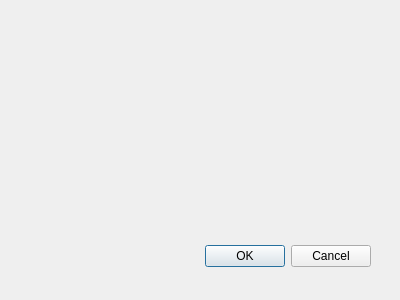
Before: the Qt Designer form ajouterreservation.ui in abdeljalilanane/Innovative-Hotel-Manager, drawn with Qt 5.
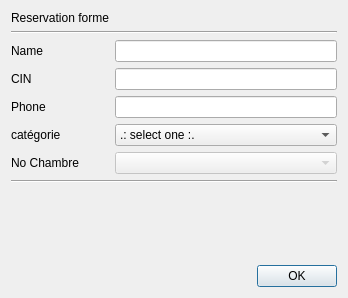
After: the same form once the commit is applied.

Commit message: ajouter reservation

What changed in the file:
```diff
--- a/ajouterreservation.ui
+++ b/ajouterreservation.ui
@@ -6,29 +6,142 @@
    <rect>
     <x>0</x>
     <y>0</y>
-    <width>400</width>
-    <height>300</height>
+    <width>348</width>
+    <height>298</height>
    </rect>
   </property>
   <property name="windowTitle">
    <string>Ajouter Reservation</string>
   </property>
-  <widget class="QDialogButtonBox" name="buttonBox">
-   <property name="geometry">
-    <rect>
-     <x>30</x>
-     <y>240</y>
-     <width>341</width>
-     <height>32</height>
-    </rect>
-   </property>
-   <property name="orientation">
-    <enum>Qt::Horizontal</enum>
-   </property>
-   <property name="standardButtons">
-    <set>QDialogButtonBox::Cancel|QDialogButtonBox::Ok</set>
-   </property>
-  </widget>
+  <layout class="QGridLayout" name="gridLayout">
+   <item row="0" column="0" colspan="2">
+    <widget class="QLabel" name="label">
+     <property name="text">
+      <string>&lt;html&gt;&lt;head/&gt;&lt;body&gt;&lt;p&gt;Reservation forme&lt;/p&gt;&lt;/body&gt;&lt;/html&gt;</string>
+     </property>
+    </widget>
+   </item>
+   <item row="1" column="0" colspan="3">
+    <widget class="Line" name="line">
+     <property name="orientation">
+      <enum>Qt::Horizontal</enum>
+     </property>
+    </widget>
+   </item>
+   <item row="2" column="2">
+    <widget class="QLineEdit" name="nameText"/>
+   </item>
+   <item row="9" column="0" colspan="3">
+    <layout class="QHBoxLayout" name="horizontalLayout">
+     <item>
+      <spacer name="horizontalSpacer">
+       <property name="orientation">
+        <enum>Qt::Horizontal</enum>
+       </property>
+       <property name="sizeHint" stdset="0">
+        <size>
+         <width>40</width>
+         <height>20</height>
+        </size>
+       </property>
+      </spacer>
+     </item>
+     <item>
+      <widget class="QPushButton" name="okButton">
+       <property name="enabled">
+        <bool>true</bool>
+       </property>
+       <property name="text">
+        <string>OK</string>
+       </property>
+      </widget>
+     </item>
+    </layout>
+   </item>
+   <item row="5" column="0">
+    <widget class="QLabel" name="label_9">
+     <property name="text">
+      <string>catégorie</string>
+     </property>
+    </widget>
+   </item>
+   <item row="3" column="2">
+    <widget class="QLineEdit" name="CINText"/>
+   </item>
+   <item row="7" column="0" colspan="3">
+    <widget class="Line" name="line_3">
+     <property name="orientation">
+      <enum>Qt::Horizontal</enum>
+     </property>
+    </widget>
+   </item>
+   <item row="6" column="0">
+    <widget class="QLabel" name="label_10">
+     <property name="text">
+      <string>No Chambre</string>
+     </property>
+    </widget>
+   </item>
+   <item row="2" column="0">
+    <widget class="QLabel" name="label_2">
+     <property name="text">
+      <string>Name</string>
+     </property>
+    </widget>
+   </item>
+   <item row="8" column="0" colspan="3">
+    <spacer name="verticalSpacer">
+     <property name="orientation">
+      <enum>Qt::Vertical</enum>
+     </property>
+     <property name="sizeHint" stdset="0">
+      <size>
+       <width>20</width>
+       <height>40</height>
+      </size>
+     </property>
+    </spacer>
+   </item>
+   <item row="5" column="2">
+    <widget class="QComboBox" name="catList">
+     <property name="minimumSize">
+      <size>
+       <width>0</width>
+       <height>0</height>
+      </size>
+     </property>
+     <item>
+      <property name="text">
+       <string>.: select one :.</string>
+      </property>
+     </item>
+    </widget>
+   </item>
+   <item row="4" column="0">
+    <widget class="QLabel" name="label_5">
+     <property name="text">
+      <string>Phone</string>
+     </property>
+    </widget>
+   </item>
+   <item row="4" column="2">
+    <widget class="QLineEdit" name="phone"/>
+   </item>
+   <item row="3" column="0">
+    <widget class="QLabel" name="label_3">
+     <property name="text">
+      <string>CIN</string>
+     </property>
+    </widget>
+   </item>
+   <item row="6" column="2">
+    <widget class="QComboBox" name="roomList">
+     <property name="enabled">
+      <bool>false</bool>
+     </property>
+    </widget>
+   </item>
+  </layout>
  </widget>
  <resources/>
  <connections>
```
Left out of the diff: 37 changed lines with no effect on the pictures. The commit also changes 4 other files.
